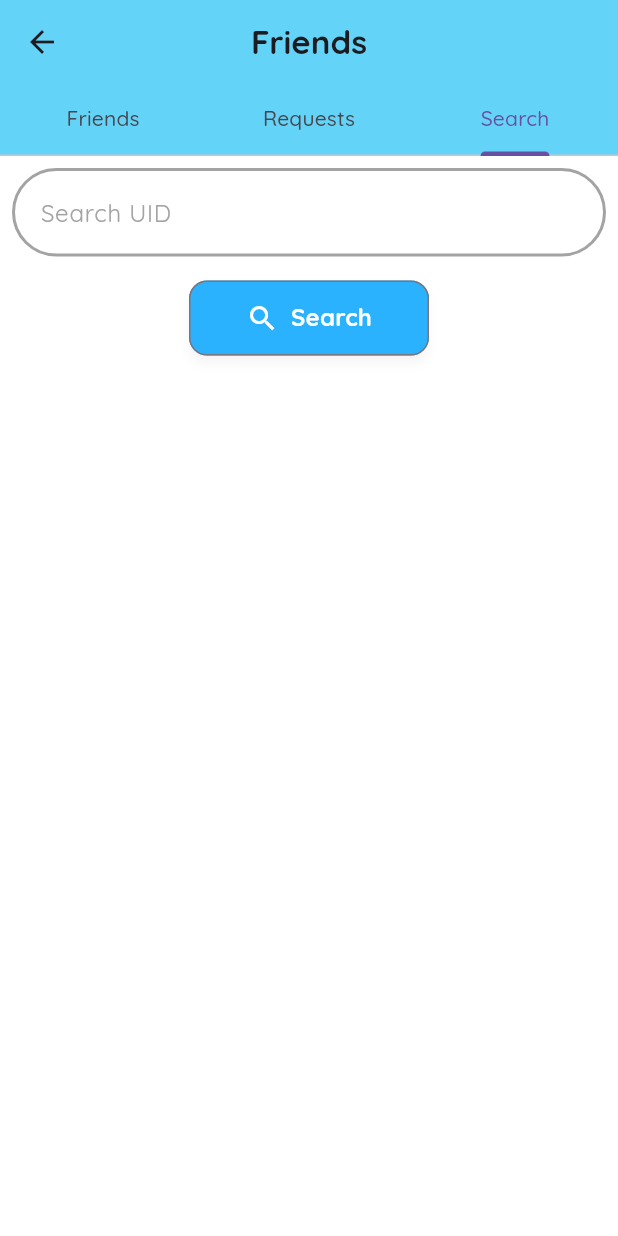
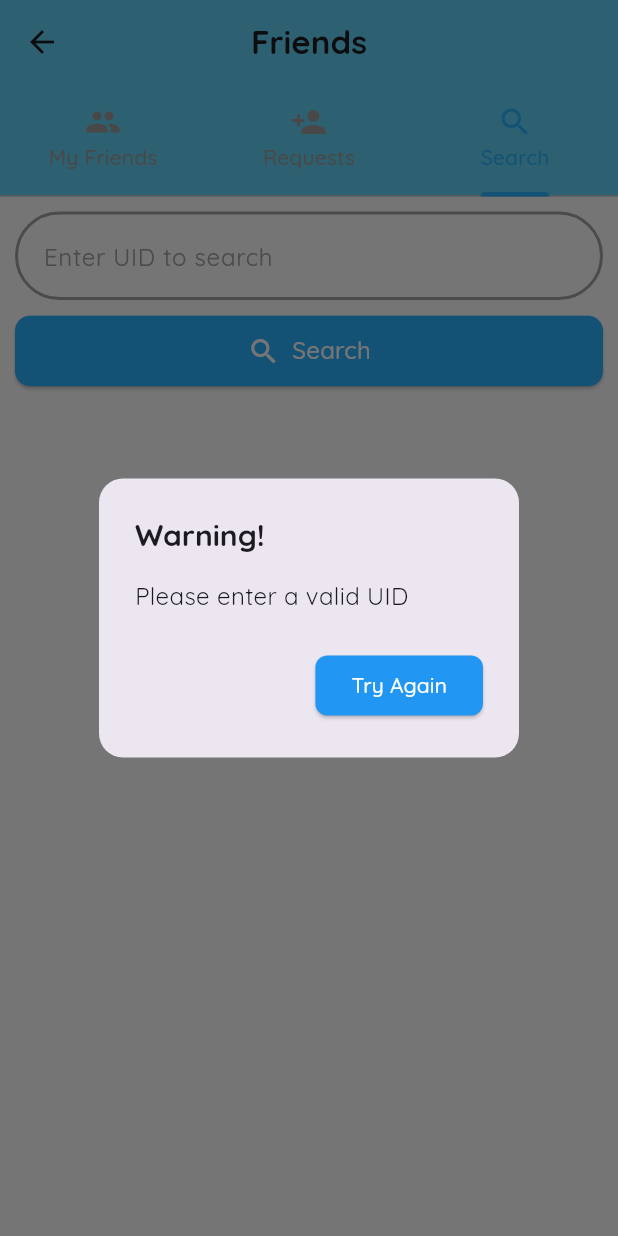
Before and after one commit to duchieutran/chat-realtime, a Flutter app: the Friends screen opened by its route, tab 3 chosen, after a tap on "Search", on a phone screen of 412 x 824 dp. Run offline on Flutter 3.47's test engine with Material 3 defaults, Android fonts, the phone set to English and light mode, and no system bars; our stand-ins replace action_slider, carousel_slider, cloud_firestore, firebase_auth, firebase_core, firebase_storage and 2 more; accounts and stored records are empty; project files that could hold a hidden picture were left out.

Commit message:
update friends

```diff
--- a/lib/views/friends/friends.dart
+++ b/lib/views/friends/friends.dart
@@ -6,6 +6,7 @@ import 'package:chatting/view_models/friends_vm/friend_viewmodel.dart';
 import 'package:chatting/view_models/profile_vm/profile_viewmodel.dart';
 import 'package:chatting/views/friends/component/card_info.dart';
 import 'package:chatting/views/friends/component/popup_friends.dart';
+import 'package:chatting/views/widgets/app_dialog.dart';
 import 'package:chatting/views/widgets/text_field_custom.dart';
 import 'package:flutter/material.dart';
 
@@ -22,7 +23,6 @@ class _FriendsState extends State<Friends> {
   final StoreServices store = StoreServices();
   final MessageViewModel messageViewModel = MessageViewModel();
   final TextEditingController searchController = TextEditingController();
-  Users? searchedUser;
 
   @override
   Widget build(BuildContext context) {
@@ -30,16 +30,18 @@ class _FriendsState extends State<Friends> {
       length: 3,
       child: Scaffold(
         appBar: AppBar(
-          title: const Text(
-            "Friends",
-            style: TextStyle(fontWeight: FontWeight.bold),
-          ),
+          title: const Text("Friends",
+              style: TextStyle(fontWeight: FontWeight.bold)),
           centerTitle: true,
           bottom: const TabBar(
+            indicatorColor: AppColors.blue40,
+            labelColor: AppColors.blue40,
+            unselectedLabelColor: Colors.grey,
+            indicatorWeight: 3.0,
             tabs: [
-              Tab(text: "Friends"),
-              Tab(text: "Requests"),
-              Tab(text: "Search"),
+              Tab(icon: Icon(Icons.people), text: 'My Friends'),
+              Tab(icon: Icon(Icons.person_add), text: 'Requests'),
+              Tab(icon: Icon(Icons.search), text: 'Search'),
             ],
           ),
         ),
@@ -64,16 +66,9 @@ class _FriendsState extends State<Friends> {
         List<String> friendIds = snapshot.data!;
 
         return friendIds.isEmpty
-            ? const Center(
-                child: Text(
-                  "No Friends !",
-                  style: TextStyle(
-                      color: AppColors.grey50,
-                      fontWeight: FontWeight.bold,
-                      fontSize: 18),
-                ),
-              )
+            ? _buildEmptyState("You have no friends yet!")
             : ListView.builder(
+                padding: const EdgeInsets.all(10),
                 itemCount: friendIds.length,
                 itemBuilder: (context, index) {
                   return FutureBuilder<Users?>(
@@ -81,13 +76,10 @@ class _FriendsState extends State<Friends> {
                     builder: (context, userSnapshot) {
                       if (!userSnapshot.hasData) return const SizedBox();
                       Users user = userSnapshot.data!;
-                      return Padding(
-                        padding: const EdgeInsets.all(8.0),
-                        child: CardInfo(
+                      return CardInfo(
                         urlAvatar: user.urlAvatar,
                         email: user.email,
                         name: user.name,
-                        ),
                       );
                     },
                   );
@@ -105,16 +97,9 @@ class _FriendsState extends State<Friends> {
         List<String> friendRequestIds = snapshot.data!;
 
         return friendRequestIds.isEmpty
-            ? const Center(
-                child: Text(
-                  "No Friends Requests !",
-                  style: TextStyle(
-                      color: AppColors.grey50,
-                      fontWeight: FontWeight.bold,
-                      fontSize: 18),
-                ),
-              )
+            ? _buildEmptyState("No pending friend requests!")
             : ListView.builder(
+                padding: const EdgeInsets.all(10),
                 itemCount: friendRequestIds.length,
                 itemBuilder: (context, index) {
                   return FutureBuilder<Users?>(
@@ -122,21 +107,16 @@ class _FriendsState extends State<Friends> {
                     builder: (context, userSnapshot) {
                       if (!userSnapshot.hasData) return const SizedBox();
                       Users user = userSnapshot.data!;
-                      return Padding(
-                        padding: const EdgeInsets.all(8.0),
-                        child: CardInfo(
+                      return CardInfo(
                         urlAvatar: user.urlAvatar,
                         email: user.email,
                         name: user.name,
                         iconData: Icons.check_circle,
                         feature: "Accept",
                         function: () async {
-                            // chấp nhận kết bạn
                           await store.acceptFriendRequest(user.uid);
-                            // đòng thời tạo đoạn chat rieng tư
                           messageViewModel.createChatRoom(uidName: user.uid);
                         },
-                        ),
                       );
                     },
                   );
@@ -147,28 +127,52 @@ class _FriendsState extends State<Friends> {
   }
 
   Widget _buildSearchFriends() {
-    return Column(
+    return Padding(
+      padding: const EdgeInsets.all(10),
+      child: Column(
         children: [
-        Container(
-          padding: const EdgeInsets.all(8.0),
-          child: TextFieldCustom(
+          TextFieldCustom(
             controller: searchController,
-            hintText: "Search UID",
+            hintText: "Enter UID to search",
             inputType: TextInputType.text,
           ),
+          const SizedBox(height: 10),
+          SizedBox(
+            width: double.infinity,
+            child: ElevatedButton.icon(
+              onPressed: _searchFriend,
+              icon: const Icon(Icons.search, size: 22),
+              label: const Text("Search", style: TextStyle(fontSize: 16)),
+              style: ElevatedButton.styleFrom(
+                backgroundColor: AppColors.blue40,
+                foregroundColor: Colors.white,
+                padding: const EdgeInsets.symmetric(vertical: 12),
+                shape: RoundedRectangleBorder(
+                    borderRadius: BorderRadius.circular(10)),
               ),
-        const SizedBox(height: 8),
-        SizedBox(
-          width: 160,
-          height: 50,
-          child: OutlinedButton(
-            onPressed: () async {
-              if (searchController.text.trim().isEmpty) {
-              } else {
-                Users? user = await friendVM.findFriends(
-                    uid: searchController.text.trim());
-                if (user == null) {
-                } else {
+            ),
+          ),
+        ],
+      ),
+    );
+  }
+
+  void _searchFriend() async {
+    String uid = searchController.text.trim();
+    if (uid.isEmpty) {
+      appDialog(
+          context: context,
+          title: "Warning!",
+          content: "Please enter a valid UID",
+          confirmText: "Try Again",
+          onConfirm: () {
+            Navigator.pop(context);
+          });
+      return;
+    }
+
+    Users? user = await friendVM.findFriends(uid: uid);
+    if (user != null) {
       showDialog(
         context: context,
         builder: (context) => FriendRequestDialog(
@@ -176,40 +180,28 @@ class _FriendsState extends State<Friends> {
           name: user.name,
           email: user.email,
           statusAdd: false,
-                        onAddFriend: () {
-                          friendVM.sendFriend(
-                              receiverUid: searchController.text);
-                        }),
+          onAddFriend: () => friendVM.sendFriend(receiverUid: uid),
+        ),
+      );
+    } else {
+      appDialog(
+          context: context,
+          title: "Oops!",
+          content: "UID not found!",
+          confirmText: "Try Again",
+          onConfirm: () {
+            Navigator.pop(context);
+          });
+    }
+  }
+
+  Widget _buildEmptyState(String message) {
+    return Center(
+      child: Text(
+        message,
+        style: const TextStyle(
+            color: Colors.grey, fontWeight: FontWeight.bold, fontSize: 18),
+      ),
     );
   }
 }
-            },
-            style: OutlinedButton.styleFrom(
-              backgroundColor: AppColors.blue40,
-              shape: RoundedRectangleBorder(
-                borderRadius: BorderRadius.circular(12),
-              ),
-              shadowColor: Colors.black.withOpacity(0.2),
-              elevation: 3,
-            ),
-            child: const Row(
-              mainAxisAlignment: MainAxisAlignment.center,
-              children: [
-                Icon(Icons.search, color: AppColors.light, size: 22),
-                SizedBox(width: 8),
-                Text(
-                  "Search",
-                  style: TextStyle(
-                    color: AppColors.light,
-                    fontWeight: FontWeight.bold,
-                    fontSize: 16,
-                  ),
-                ),
-              ],
-            ),
-          ),
-        ),
-      ],
-    );
-  }
-}
```
Lines whose indentation alone changed are shown as unchanged.
